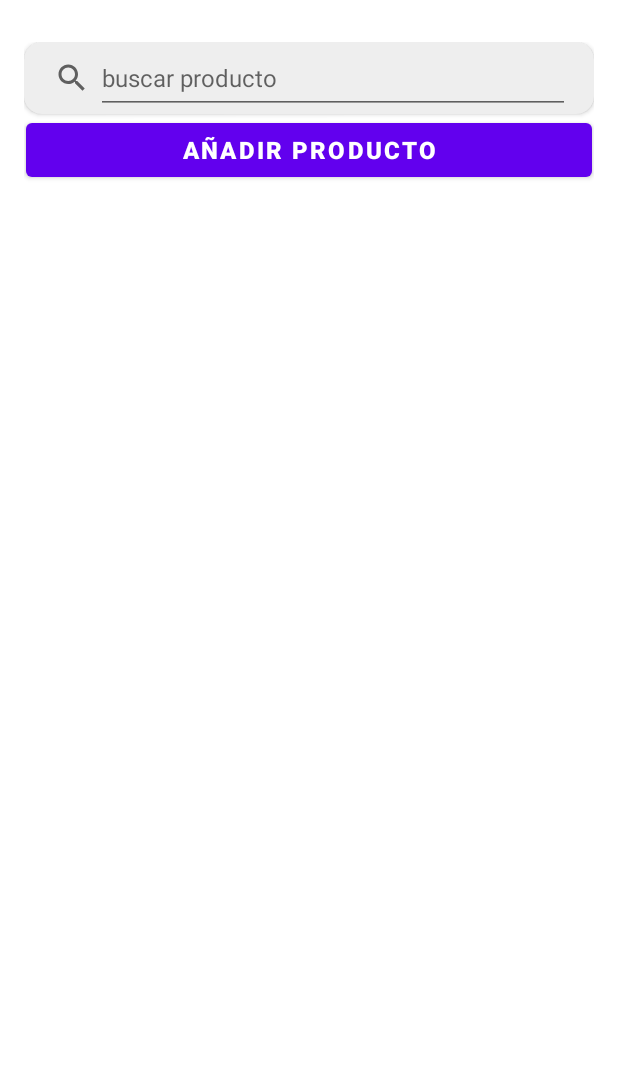
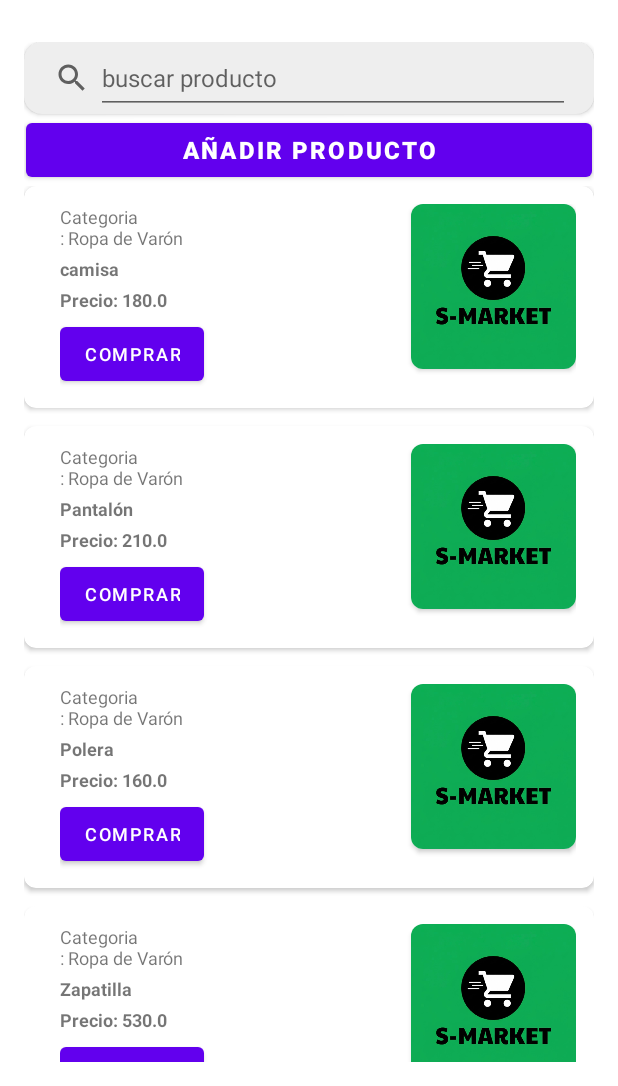
Before and after one commit to diazoriel80-ux/sur_marquet, an Android app: the FragmentProductsList screen opened through its navigation route, on a phone screen of 412 x 824 dp, the part 150-1236 px from its top. Run offline under Robolectric (Android 15) with nearby library versions, the phone set to English and light mode, and no system bars; our stand-ins replace navigation-ui.

Commit message:
Actualizar productos y lista de productos

```diff
--- a/app/src/main/java/com/example/surmarket/AdapterProducts.kt
+++ b/app/src/main/java/com/example/surmarket/AdapterProducts.kt
@@ -1,6 +1,13 @@
 package com.example.surmarket
 
+
+
+import android.view.LayoutInflater
+import android.view.View
 import android.view.ViewGroup
+import android.widget.Button
+import android.widget.ImageView
+import android.widget.TextView
 import androidx.recyclerview.widget.RecyclerView
 import com.example.surmarket.models.product
 
@@ -9,7 +16,14 @@ class AdapterProducts (
     private val clikOnBuy: (product)-> Unit
 ): RecyclerView.Adapter<AdapterProducts.ViewHolderProduct>() {
     //==================================
-    class ViewHolderProduct(){
+    class ViewHolderProduct(itemView: View): RecyclerView.ViewHolder(itemView){
+     val TXV_ITProductList_Category: TextView = itemView.findViewById(R.id.TXV_ITProductList_Category)
+        val TXV_ITProductList_ProductName: TextView = itemView.findViewById(R.id.TXV_ITProductList_ProductName)
+        val TXV_ITProductList_Price: TextView = itemView.findViewById(R.id.TXV_ITProductList_Price)
+        val BTN_ITProductList_Buy: Button = itemView.findViewById(R.id.BTN_ITProductList_Buy)
+        val IMV_ITProductList_ProductImage: ImageView = itemView.findViewById(R.id.IMV_ITProductList_ProductImage)
+        val stringCategory=itemView.context.getString(R.string.category)
+        val stringPrice=itemView.context.getString(R.string.price)
 
     }
     //==================================
@@ -17,16 +31,29 @@ class AdapterProducts (
         parent: ViewGroup,
         viewType: Int
     ): AdapterProducts.ViewHolderProduct {
-        TODO("Not yet implemented")
+        val vista= LayoutInflater.from(parent.context).inflate(R.layout.item_productslist,parent,false)
+        return ViewHolderProduct(itemView = vista)
+
+
     }
 
     override fun onBindViewHolder(holder: AdapterProducts.ViewHolderProduct, position: Int) {
-        TODO("Not yet implemented")
+        val product= productsList[position]
+
+        holder.TXV_ITProductList_Category.text= holder.stringCategory+": "+ product.category
+        holder.TXV_ITProductList_ProductName.text= product.name
+        holder.TXV_ITProductList_Price.text =holder.stringPrice+": "+"${product.price}"
+        holder.IMV_ITProductList_ProductImage.setImageResource(R.drawable.s_market)
+        holder.BTN_ITProductList_Buy.setOnClickListener {
+            clikOnBuy(product )
+        }
     }
 
     override fun getItemCount(): Int {
-        TODO("Not yet implemented")
+        return productsList.size
+    }
+    fun notifyChanged(){
+        notifyDataSetChanged()
     }
 
-
 }
--- a/app/src/main/java/com/example/surmarket/FragmentProductsList.kt
+++ b/app/src/main/java/com/example/surmarket/FragmentProductsList.kt
@@ -7,8 +7,13 @@ import android.view.ViewGroup
 import android.widget.Button
 import android.widget.EditText
 import android.widget.ImageView
+import android.widget.Toast
 import androidx.fragment.app.Fragment
+import androidx.recyclerview.widget.LinearLayoutManager
 import androidx.recyclerview.widget.RecyclerView
+import com.example.surmarket.models.product
+import kotlin.Int
+import kotlin.String
 
 class FragmentProductsList : Fragment(){
 
@@ -17,6 +22,9 @@ class FragmentProductsList : Fragment(){
     private lateinit var ETX_FRGProductsList_Search: EditText
     private lateinit var BTN_FRGProductsList_addProducto: Button
     private lateinit var RCV_FRGProductsList_ProductsList: RecyclerView
+
+    private lateinit var  adapterProducts: AdapterProducts
+    private var listaProductos= mutableListOf<product>()
 
     override fun onCreateView(
         inflater: LayoutInflater,
@@ -30,6 +38,8 @@ class FragmentProductsList : Fragment(){
         super.onViewCreated(view, savedInstanceState)
         initalizeViews(view)
         configureListener()
+        configureRecyclerView()
+        loadSampleProducts()
 
 
     }
@@ -45,5 +55,76 @@ class FragmentProductsList : Fragment(){
  private fun configureListener(){
 
  }
+    private fun configureRecyclerView(){
+     adapterProducts= AdapterProducts(
+         productsList= listaProductos,
+         { product ->
+             Toast.makeText(requireContext(),getString(R.string.addCart)+"${product.name}",
+                 Toast.LENGTH_SHORT).show()
+         }
+     )
+        RCV_FRGProductsList_ProductsList.apply {
+            layoutManager= LinearLayoutManager(requireContext())
+            adapter= adapterProducts
+        }
+    }
+    private fun loadSampleProducts(){
+        val productsSample = listOf(
+            product(
+                id= 1,
+                name="camisa",
+                category= "Ropa de Varón ",
+                price = 180.0,
+                imageUrl= "",
+                description= "Camisa de varón Tommy Roja" ,
+                available= true,
+                stock= 1
+            ),
+            product(
+                id= 2,
+                name="Pantalón",
+                category= "Ropa de Varón ",
+                price = 210.0,
+                imageUrl= "",
+                description= "Pantalón de jean azul" ,
+                available= true,
+                stock= 1
+            ),
+            product(
+                id= 3,
+                name="Polera ",
+                category= "Ropa de Varón ",
+                price = 160.0,
+                imageUrl= "",
+                description= "Polera polo totto azul" ,
+                available= true,
+                stock= 1
+            ),
+            product(
+                id= 4,
+                name="Zapatilla",
+                category= "Ropa de Varón ",
+                price = 530.0,
+                imageUrl= "",
+                description= "Zapatillas nike blanco" ,
+                available= true,
+                stock= 1
+            ),
+            product(
+                id= 5,
+                name="Zapatos",
+                category= "Ropa de Varón ",
+                price = 330.0,
+                imageUrl= "",
+                description= "zapatos negros manaco" ,
+                available= true,
+                stock= 1
+            ),
+
+        )
+        listaProductos.clear()
+        listaProductos.addAll(productsSample)
+        adapterProducts.notifyChanged()
+    }
 
 }
--- a/app/src/main/res/values/strings.xml
+++ b/app/src/main/res/values/strings.xml
@@ -21,4 +21,7 @@
     <string name="product">producto</string>
     <string name="ITProductList_BTNBuyProduct">Comprar</string>
     <string name="labelProductsListFragment">Lista de productos</string>
+    <string name="category">Categoria\n</string>
+    <string name="price">Precio</string>
+    <string name="addCart">Adicionado al carrito\n</string>
 </resources>
```
